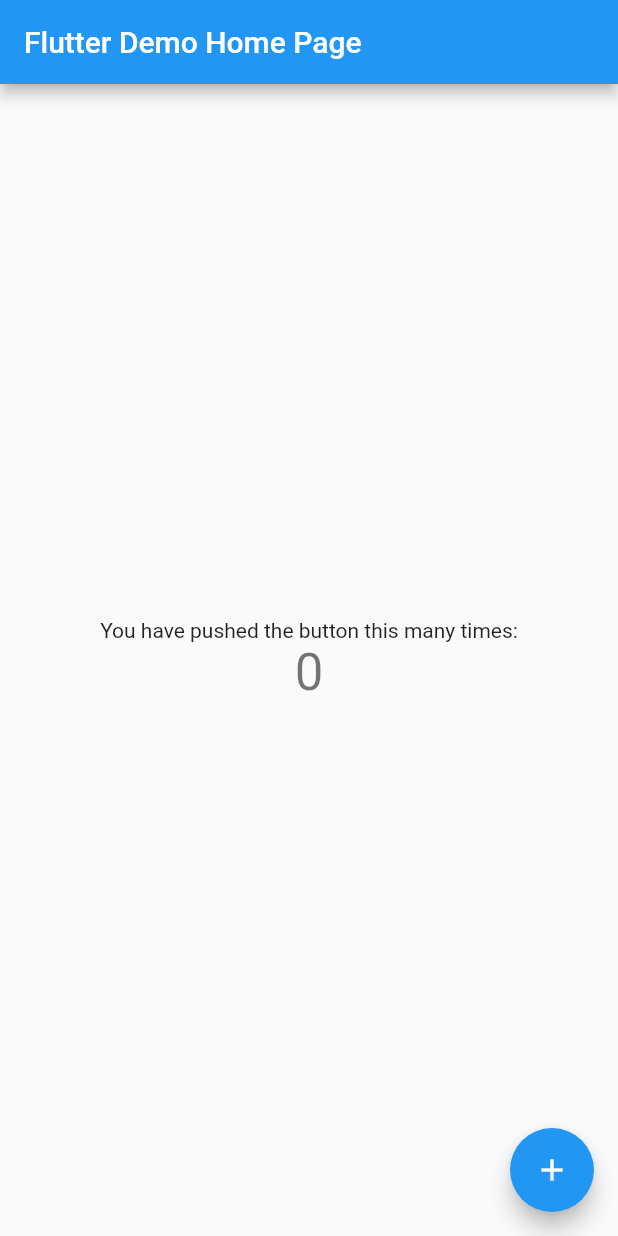
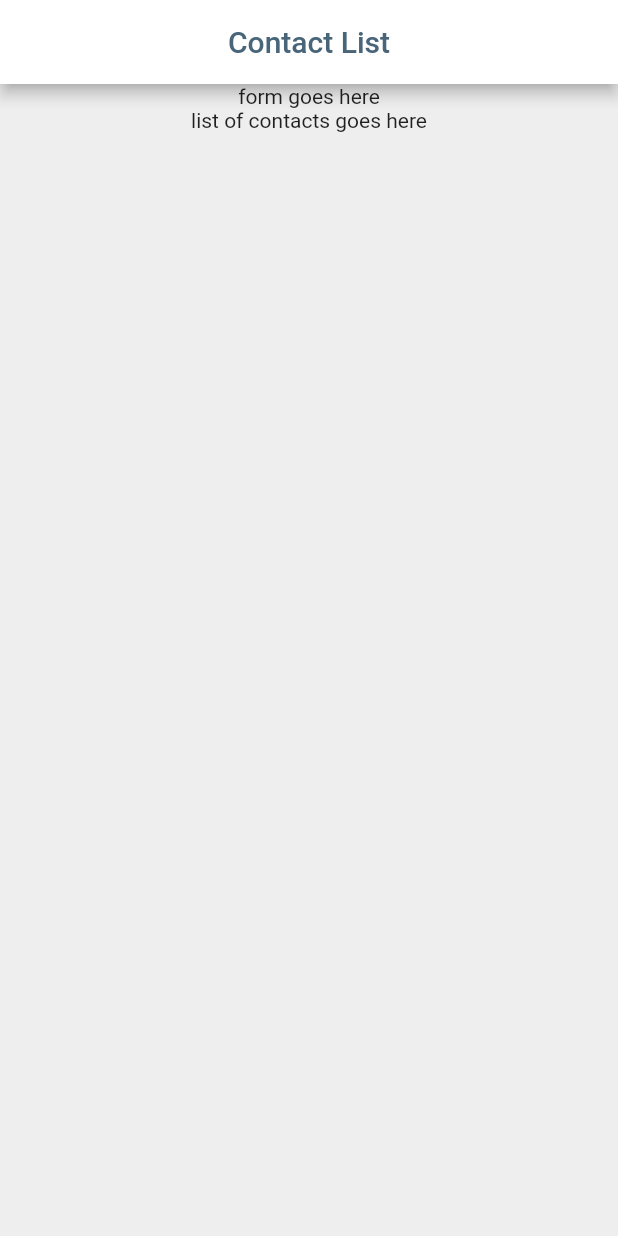
Before and after one commit to ctkhoule/Flutter-Crud-SQLite, a Flutter app: the screen it shows after launch, on a phone screen of 412 x 824 dp. Run offline on Flutter 3.47's test engine with Material 2 defaults, Android fonts, the phone set to English and light mode, and no system bars.

Commit message:
MAJ de la page d'accueil

```diff
--- a/lib/main.dart
+++ b/lib/main.dart
@@ -1,20 +1,24 @@
+import 'package:crud_sqlite/models/contact.dart';
 import 'package:flutter/material.dart';
 
 void main() {
   runApp(MyApp());
 }
 
+//Changement du theme
+const darkBlueColor = Color(0xff486579);
+
 class MyApp extends StatelessWidget {
   // This widget is the root of your application.
   @override
   Widget build(BuildContext context) {
     return MaterialApp(
-      title: 'Flutter Demo',
+      title: 'Contact App',
       theme: ThemeData(
         primarySwatch: Colors.blue,
         visualDensity: VisualDensity.adaptivePlatformDensity,
       ),
-      home: MyHomePage(title: 'Flutter Demo Home Page'),
+      home: MyHomePage(title: 'Contact List'),
     );
   }
 }
@@ -29,43 +33,32 @@ class MyHomePage extends StatefulWidget {
 }
 
 class _MyHomePageState extends State<MyHomePage> {
-  int _counter = 0;
-
-  void _incrementCounter() {
-    setState(() {
-      _counter++;
-    });
-  }
+  Contact _contact = Contact();
+  List<Contact> _contacts = [];
 
   @override
   Widget build(BuildContext context) {
     return Scaffold(
+      backgroundColor: Colors.grey[200],
       appBar: AppBar(
-        // Here we take the value from the MyHomePage object that was created by
-        // the App.build method, and use it to set our appbar title.
-        title: Text(widget.title),
+        backgroundColor: Colors.white,
+        title: Center(
+          child: Text(
+            widget.title,
+            style: TextStyle(color: darkBlueColor),
+          ),
+        ),
       ),
       body: Center(
-        // Center is a layout widget. It takes a single child and positions it
-        // in the middle of the parent.
         child: Column(
-          mainAxisAlignment: MainAxisAlignment.center,
-          children: <Widget>[
-            Text(
-              'You have pushed the button this many times:',
-            ),
-            Text(
-              '$_counter',
-              style: Theme.of(context).textTheme.headline4,
-            ),
-          ],
+          mainAxisAlignment: MainAxisAlignment.start,
+          children: <Widget>[_form(), _list()],
         ),
       ),
-      floatingActionButton: FloatingActionButton(
-        onPressed: _incrementCounter,
-        tooltip: 'Increment',
-        child: Icon(Icons.add),
-      ), // This trailing comma makes auto-formatting nicer for build methods.
     );
   }
+
+  _form() => Text('form goes here');
+
+  _list() => Text('list of contacts goes here');
 }
--- /dev/null
+++ b/lib/models/contact.dart
@@ -0,0 +1,6 @@
+class Contact {
+  Contact({this.id, this.name, this.mobile});
+  int id;
+  String name;
+  String mobile;
+}
```
